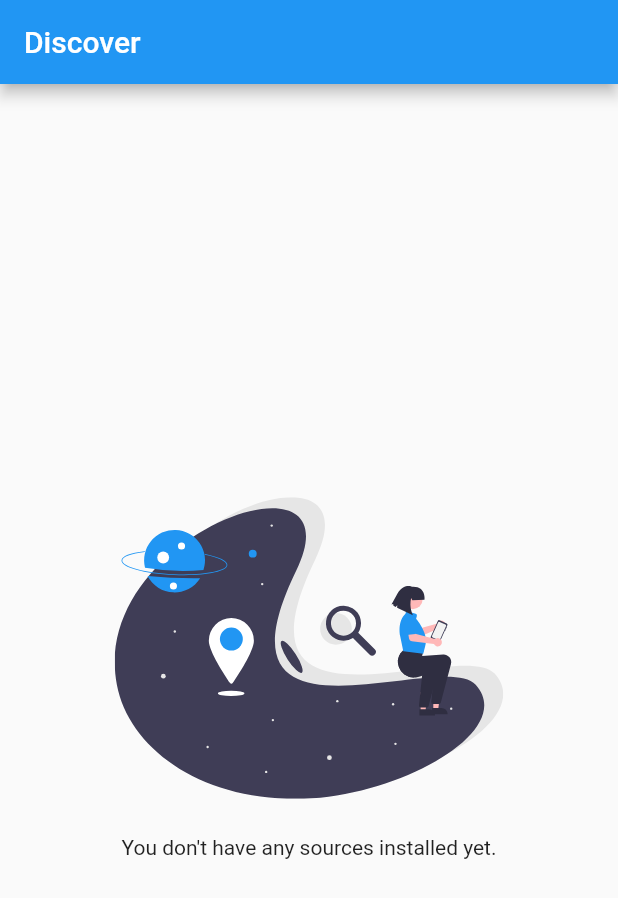
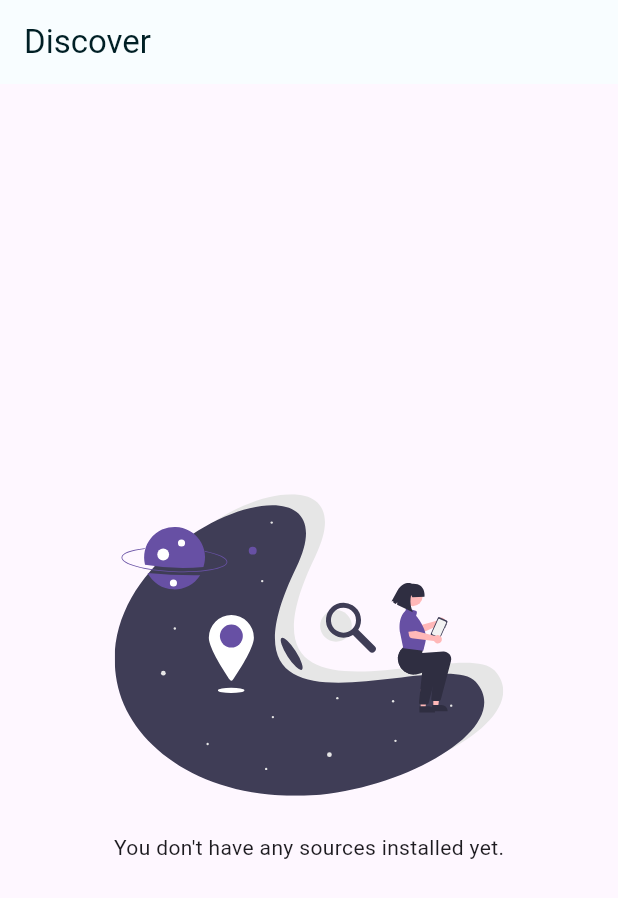
Before and after one commit to Zerolmntrix/kagayaku, a Flutter app: the screen it shows after launch, on a phone screen of 412 x 824 dp. Shown: the top 898 px of the screen. Run offline on Flutter 3.47's test engine with Material 2 defaults, Android fonts, the phone set to English and light mode, and no system bars; our stand-ins replace flutter_svg, go_router.

Commit message:
feat: Implement shared Toolbar widget and default app theme
1. Shared Toolbar Widget:
   - Created a reusable Toolbar widget that can be used across multiple screens in the app.

2. Default App Theme:
   - Set up a default theme for the app.
   - Defined primary colors, and other styling attributes that will be applied globally.

```diff
--- a/lib/main.dart
+++ b/lib/main.dart
@@ -1,6 +1,7 @@
 import 'package:flutter/material.dart';
 
 import 'shared/constants/routes.dart';
+import 'shared/theme/themes.dart';
 
 void main() {
   runApp(const MyApp());
@@ -13,6 +14,8 @@ class MyApp extends StatelessWidget {
   Widget build(BuildContext context) {
     return MaterialApp.router(
       title: 'Kagayaku',
+      theme: DefaultTheme(Brightness.light).themeData,
+      darkTheme: DefaultTheme(Brightness.dark).themeData,
       debugShowCheckedModeBanner: false,
       routerConfig: AppRouter.config,
     );
--- a/lib/screens/discover/screen.dart
+++ b/lib/screens/discover/screen.dart
@@ -1,17 +1,19 @@
 import 'package:flutter/material.dart';
 
 import '../../shared/svgs/svgs.dart';
+import 'widgets/toolbar.dart';
 
 class DiscoverScreen extends StatelessWidget {
   const DiscoverScreen({super.key});
 
+  final isEmpty = true;
+
   @override
   Widget build(BuildContext context) {
-    return Scaffold(
-      appBar: AppBar(
-        title: const Text('Discover'),
-      ),
-      body: const Center(
+    if (isEmpty) {
+      return const Scaffold(
+        appBar: DiscoverToolbar(),
+        body: Center(
           child: Column(
             mainAxisAlignment: MainAxisAlignment.center,
             children: [
@@ -22,4 +24,12 @@ class DiscoverScreen extends StatelessWidget {
         ),
       );
     }
+
+    return const Scaffold(
+      appBar: DiscoverToolbar(),
+      body: Column(
+        children: [],
+      ),
+    );
   }
+}
--- /dev/null
+++ b/lib/screens/discover/widgets/toolbar.dart
@@ -0,0 +1,15 @@
+import 'package:flutter/material.dart';
+
+import '../../../shared/widgets/toolbar.dart';
+
+class DiscoverToolbar extends StatelessWidget with Toolbar {
+  const DiscoverToolbar({super.key});
+
+  @override
+  Widget build(BuildContext context) {
+    return AppBar(
+      title: const Text('Discover'),
+      actions: const [],
+    );
+  }
+}
--- /dev/null
+++ b/lib/shared/theme/schemes/default.dart
@@ -0,0 +1,84 @@
+import 'package:flutter/material.dart';
+
+import '../styles.dart';
+
+class DefaultTheme {
+  DefaultTheme(Brightness theme) {
+    if (theme == Brightness.light) {
+      _theme = _light;
+    } else {
+      _theme = _dark;
+    }
+  }
+
+  late ColorScheme _theme;
+
+  final ColorScheme _light = const ColorScheme(
+    brightness: Brightness.light,
+    primary: Color(0xFF6750A4),
+    onPrimary: Color(0xFFFFFFFF),
+    primaryContainer: Color(0xFFE9DDFF),
+    onPrimaryContainer: Color(0xFF22005D),
+    secondary: Color(0xFF814698),
+    onSecondary: Color(0xFFFFFFFF),
+    secondaryContainer: Color(0xFFF9D8FF),
+    onSecondaryContainer: Color(0xFF320046),
+    tertiary: Color(0xFF9A405A),
+    onTertiary: Color(0xFFFFFFFF),
+    tertiaryContainer: Color(0xFFFFD9E0),
+    onTertiaryContainer: Color(0xFF3F0019),
+    error: Color(0xFFBA1A1A),
+    errorContainer: Color(0xFFFFDAD6),
+    onError: Color(0xFFFFFFFF),
+    onErrorContainer: Color(0xFF410002),
+    background: Color(0xFFF8FDFF),
+    onBackground: Color(0xFF001F25),
+    surface: Color(0xFFF8FDFF),
+    onSurface: Color(0xFF001F25),
+    surfaceVariant: Color(0xFFE7E0EB),
+    onSurfaceVariant: Color(0xFF49454E),
+    outline: Color(0xFF7A757F),
+    onInverseSurface: Color(0xFFD6F6FF),
+    inverseSurface: Color(0xFF00363F),
+    inversePrimary: Color(0xFFCFBCFF),
+    shadow: Color(0xFF000000),
+    surfaceTint: Color(0xFF6750A4),
+    outlineVariant: Color(0xFFCAC4CF),
+    scrim: Color(0xFF000000),
+  );
+  final ColorScheme _dark = const ColorScheme(
+    brightness: Brightness.dark,
+    primary: Color(0xFFCFBCFF),
+    onPrimary: Color(0xFF381E72),
+    primaryContainer: Color(0xFF4F378A),
+    onPrimaryContainer: Color(0xFFE9DDFF),
+    secondary: Color(0xFFECB1FF),
+    onSecondary: Color(0xFF4E1266),
+    secondaryContainer: Color(0xFF672D7E),
+    onSecondaryContainer: Color(0xFFF9D8FF),
+    tertiary: Color(0xFFFFB1C3),
+    onTertiary: Color(0xFF5E112D),
+    tertiaryContainer: Color(0xFF7C2943),
+    onTertiaryContainer: Color(0xFFFFD9E0),
+    error: Color(0xFFFFB4AB),
+    errorContainer: Color(0xFF93000A),
+    onError: Color(0xFF690005),
+    onErrorContainer: Color(0xFFFFDAD6),
+    background: Color(0xFF001F25),
+    onBackground: Color(0xFFA6EEFF),
+    surface: Color(0xFF001F25),
+    onSurface: Color(0xFFA6EEFF),
+    surfaceVariant: Color(0xFF49454E),
+    onSurfaceVariant: Color(0xFFCAC4CF),
+    outline: Color(0xFF948F99),
+    onInverseSurface: Color(0xFF001F25),
+    inverseSurface: Color(0xFFA6EEFF),
+    inversePrimary: Color(0xFF6750A4),
+    shadow: Color(0xFF000000),
+    surfaceTint: Color(0xFFCFBCFF),
+    outlineVariant: Color(0xFF49454E),
+    scrim: Color(0xFF000000),
+  );
+
+  ThemeData get themeData => sharedTheme.copyWith(colorScheme: _theme);
+}
--- /dev/null
+++ b/lib/shared/theme/styles.dart
@@ -0,0 +1,5 @@
+import 'package:flutter/material.dart';
+
+ThemeData sharedTheme = ThemeData(
+  useMaterial3: true,
+);
--- /dev/null
+++ b/lib/shared/theme/themes.dart
@@ -0,0 +1 @@
+export 'schemes/default.dart';
--- /dev/null
+++ b/lib/shared/widgets/toolbar.dart
@@ -0,0 +1,6 @@
+import 'package:flutter/material.dart';
+
+mixin Toolbar implements PreferredSizeWidget {
+  @override
+  Size get preferredSize => const Size.fromHeight(kToolbarHeight);
+}
```
Lines whose indentation alone changed are shown as unchanged.
